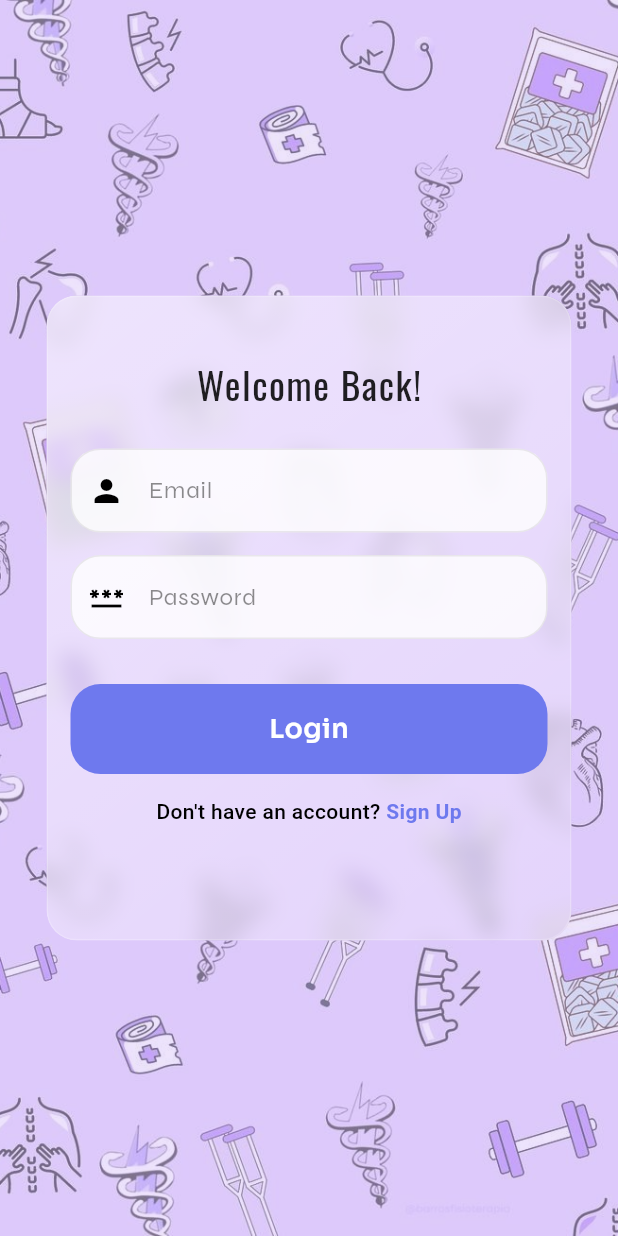
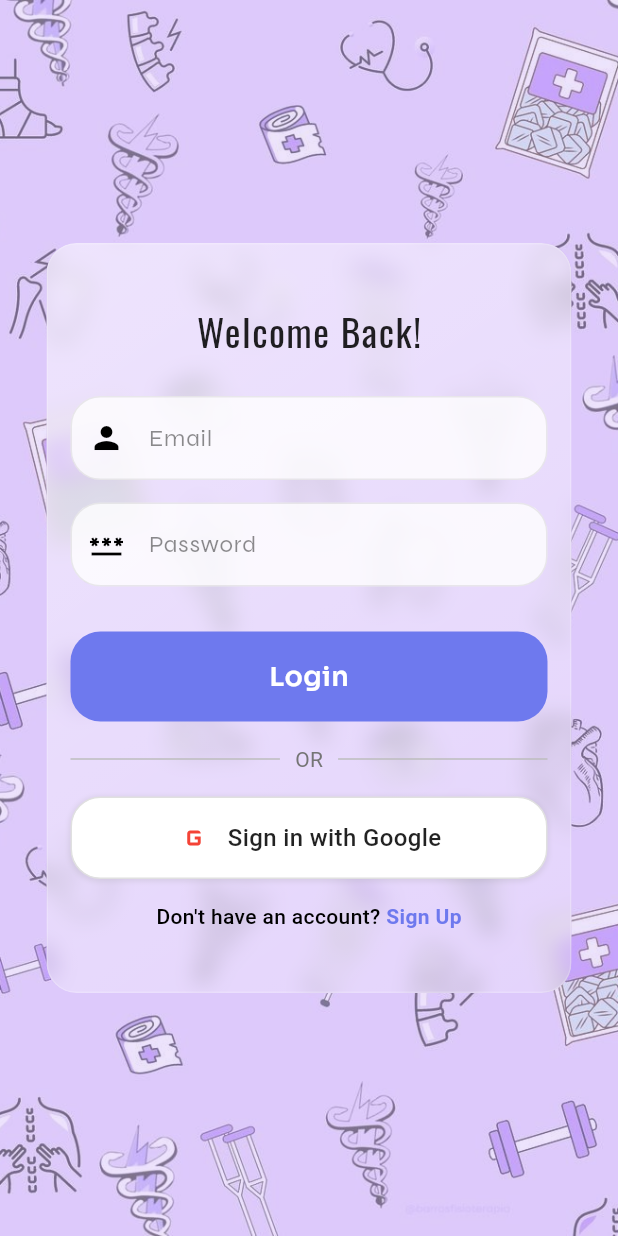
Before and after one commit to TARUNES/Health_Sync, a Flutter app: the screen it shows after launch, on a phone screen of 412 x 824 dp. Run offline on Flutter 3.47's test engine with Material 3 defaults, Android fonts, the phone set to English and light mode, and no system bars; drawn by our look-alikes of flip_card; our stand-ins replace file_picker, firebase_core, firebase_messaging, fl_chart, flutter_local_notifications, google_fonts and 2 more; accounts and stored records are empty; Roboto replaces fonts that are missing (Arimo).

Commit message:
lap issue

```diff
--- a/lib/features/auth/presentation/screens/login.dart
+++ b/lib/features/auth/presentation/screens/login.dart
@@ -2,6 +2,7 @@ import 'dart:convert';
 
 import 'package:flutter/material.dart';
 import 'package:google_fonts/google_fonts.dart';
+import 'package:google_sign_in/google_sign_in.dart';
 import 'package:health_sync_client/core/routes/mainRoute.dart';
 import 'package:health_sync_client/features/auth/presentation/widgets/frosted-design.dart';
 import 'package:health_sync_client/features/auth/presentation/widgets/user_input.dart';
@@ -18,10 +19,70 @@ class LoginPage extends StatefulWidget {
   State<LoginPage> createState() => _LoginPageState();
 }
 
+class GoogleSignInButton extends StatelessWidget {
+  final VoidCallback onPressed;
+  final bool isLoading;
+
+  const GoogleSignInButton({
+    Key? key,
+    required this.onPressed,
+    this.isLoading = false,
+  }) : super(key: key);
+
+  @override
+  Widget build(BuildContext context) {
+    return GestureDetector(
+      onTap: isLoading ? null : onPressed,
+      child: Container(
+        width: double.infinity,
+        height: 55,
+        decoration: BoxDecoration(
+          color: Colors.white,
+          borderRadius: BorderRadius.circular(20),
+          border: Border.all(color: Colors.grey.shade300),
+          boxShadow: [
+            BoxShadow(
+              color: Colors.grey.withOpacity(0.2),
+              spreadRadius: 1,
+              blurRadius: 2,
+              offset: const Offset(0, 1),
+            ),
+          ],
+        ),
+        child: Center(
+          child: isLoading
+              ? const CircularProgressIndicator()
+              : Row(
+                  mainAxisAlignment: MainAxisAlignment.center,
+                  children: [
+                    // Image.asset(
+                    //   'assets/google_logo.png', // Add this image to your assets
+                    //   height: 24,
+                    //   width: 24,
+                    // ),
+                    Icon(Icons.g_mobiledata, color: Colors.red),
+                    const SizedBox(width: 10),
+                    Text(
+                      'Sign in with Google',
+                      style: TextStyle(
+                        fontSize: 16,
+                        fontWeight: FontWeight.w500,
+                        color: Colors.black87,
+                      ),
+                    ),
+                  ],
+                ),
+        ),
+      ),
+    );
+  }
+}
+
 class _LoginPageState extends State<LoginPage> {
   final TextEditingController username = TextEditingController();
   final TextEditingController password = TextEditingController();
   bool isLoading = false; // To show the loading indicator
+  bool isGoogleSignInLoading = false;
 
   @override
   void dispose() {
@@ -56,6 +117,31 @@ class _LoginPageState extends State<LoginPage> {
     }
   }
 
+  void signInWithGoogle() async {
+    setState(() => isGoogleSignInLoading = true);
+
+    try {
+      final authService = AuthService();
+      final response = await authService.signInWithGoogle();
+
+      if (response != null) {
+        Navigator.pushReplacement(
+          context,
+          MaterialPageRoute(builder: (context) => MainRoute()),
+        );
+      } else {
+        showError("Google sign-in failed or was canceled");
+      }
+    } catch (e) {
+      showError("An error occurred during Google sign-in");
+      debugPrint("Google sign-in error: $e");
+    } finally {
+      if (mounted) {
+        setState(() => isGoogleSignInLoading = false);
+      }
+    }
+  }
+
   void showError(String message) {
     ScaffoldMessenger.of(context).showSnackBar(
       SnackBar(content: Text(message)),
@@ -70,6 +156,8 @@ class _LoginPageState extends State<LoginPage> {
       onFlip: widget.onFlip,
       isLoading: isLoading,
       onLogin: login,
+      onGoogleSignIn: signInWithGoogle,
+      isGoogleSignInLoading: isGoogleSignInLoading,
     );
   }
 }
@@ -80,21 +168,25 @@ class LoginWidget extends StatelessWidget {
   final VoidCallback onFlip;
   final bool isLoading;
   final VoidCallback onLogin;
+  final VoidCallback onGoogleSignIn;
+  final bool isGoogleSignInLoading;
 
   const LoginWidget({
-    super.key,
+    Key? key,
     required this.username,
     required this.password,
     required this.onFlip,
     required this.isLoading,
     required this.onLogin,
-  });
+    required this.onGoogleSignIn,
+    this.isGoogleSignInLoading = false,
+  }) : super(key: key);
 
   @override
   Widget build(BuildContext context) {
     return Center(
       child: FrostedGlass(
-        height: 430,
+        height: 500, // Increased height to accommodate the Google button
         width: 350,
         borderradius: 20,
         child: Padding(
@@ -147,6 +239,25 @@ class LoginWidget extends StatelessWidget {
               ),
               const SizedBox(height: 15),
               Row(
+                children: [
+                  Expanded(child: Divider(color: Colors.grey.shade400)),
+                  Padding(
+                    padding: const EdgeInsets.symmetric(horizontal: 10),
+                    child: Text(
+                      'OR',
+                      style: TextStyle(color: Colors.grey.shade600),
+                    ),
+                  ),
+                  Expanded(child: Divider(color: Colors.grey.shade400)),
+                ],
+              ),
+              const SizedBox(height: 15),
+              GoogleSignInButton(
+                onPressed: onGoogleSignIn,
+                isLoading: isGoogleSignInLoading,
+              ),
+              const SizedBox(height: 15),
+              Row(
                 mainAxisAlignment: MainAxisAlignment.center,
                 children: [
                   Text(
@@ -181,6 +292,50 @@ class LoginWidget extends StatelessWidget {
 class AuthService {
   final String baseUrl =
       "http://172.31.135.242:8080/auth"; // Replace with your backend URL
+
+  final GoogleSignIn _googleSignIn = GoogleSignIn(
+    // For iOS devices, use your iOS client ID also
+    clientId:
+        '532745854641-tkcf9fepfa26rbafmo0900k1r108via4.apps.googleusercontent.com',
+    scopes: ['email', 'profile'],
+  );
+  Future<Map<String, dynamic>?> signInWithGoogle() async {
+    try {
+      // Trigger the authentication flow
+      final GoogleSignInAccount? googleUser = await _googleSignIn.signIn();
+
+      if (googleUser == null) {
+        // User canceled the sign-in flow
+        return null;
+      }
+
+      // Obtain the auth details from the request
+      final GoogleSignInAuthentication googleAuth =
+          await googleUser.authentication;
+
+      // Use the accessToken and idToken to authenticate with your server
+      final response = await http.post(
+        Uri.parse('$baseUrl/google/signin'),
+        headers: {'Content-Type': 'application/json'},
+        body: jsonEncode({
+          'idToken': googleAuth.idToken,
+          'accessToken': googleAuth.accessToken,
+        }),
+      );
+
+      if (response.statusCode != 200) {
+        throw Exception('Failed to authenticate with the server');
+      }
+
+      final data = jsonDecode(response.body);
+      await saveUserData(data);
+
+      return data;
+    } catch (e) {
+      print('Google Sign-In Error: $e');
+      return null;
+    }
+  }
 
   Future<Map<String, dynamic>?> loginUser(String email, String password) async {
     try {
--- a/lib/features/home/presentation/screens/emeregencyscreen.dart
+++ b/lib/features/home/presentation/screens/emeregencyscreen.dart
@@ -67,7 +67,7 @@ class _EmergencyScreenState extends State<EmergencyScreen> {
 
     // Static emergency message
     final message =
-        "EMERGENCY: I need help! Please contact me as soon as possible.";
+        "EMERGENCY: I need help! Please contact me as soon as possible. https://www.google.com/maps?q=12.9207931,80.2399035";
 
     // Using url_launcher to send SMS
     final url = Uri.parse(
--- a/pubspec.yaml
+++ b/pubspec.yaml
@@ -22,6 +22,7 @@ dependencies:
   url_launcher: ^6.3.1
   file_picker: ^5.2.0
   path_provider: ^2.0.14
+  firebase_storage: ^12.2.0
   # home_widget: ^0.5.0
 
 dev_dependencies:
```
Also changed, not shown: lib/features/home/presentation/screens/home.dart (+12 -3 lines), pubspec.lock, 3 other files.
